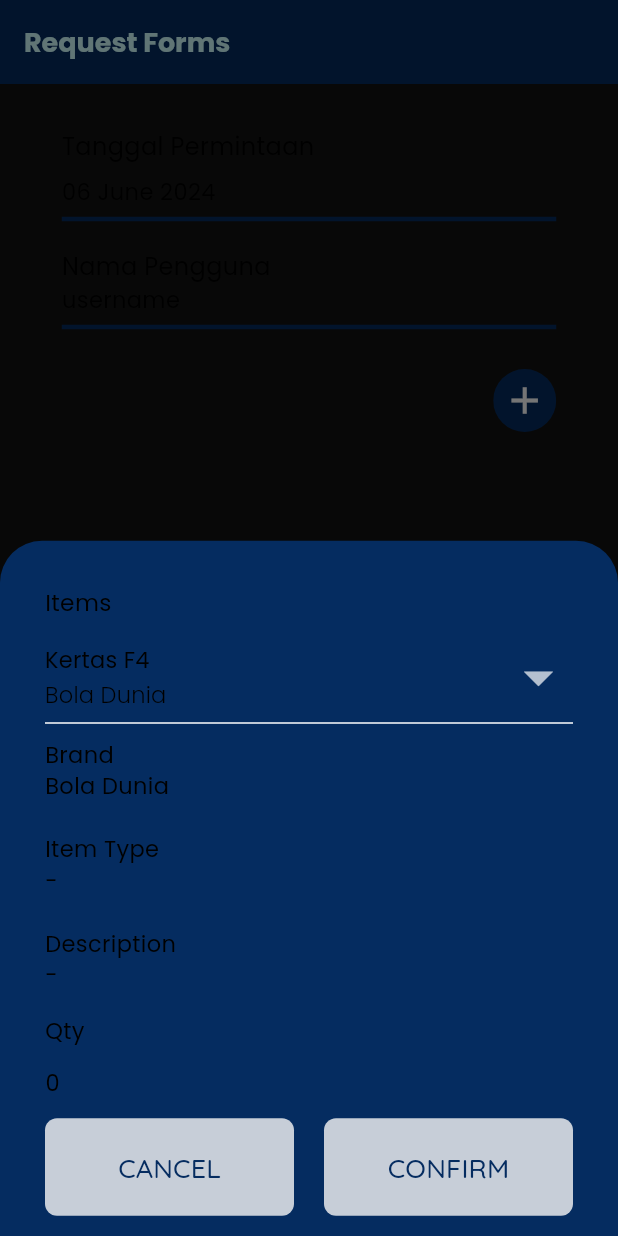
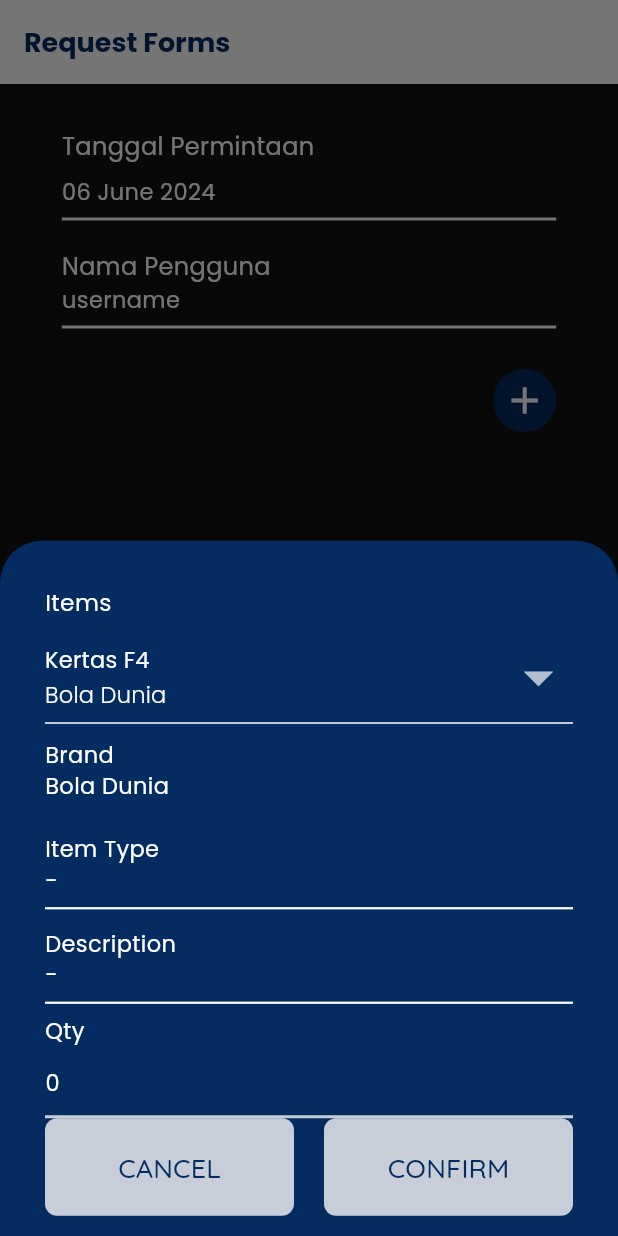
Before and after one commit to WillyCuk/ATK, a Flutter app: the ItemRequest screen opened by its route, after a tap on the "add" icon, on a phone screen of 412 x 824 dp. Run offline on Flutter 3.47's test engine with Material 3 defaults, Android fonts, the phone set to English and light mode, and no system bars; our stand-ins replace flutter_switch, go_router, google_fonts, image_picker.

Commit message:
m12 kamis

```diff
--- a/lib/pages/menu/admin/retrieveitem.dart
+++ b/lib/pages/menu/admin/retrieveitem.dart
@@ -53,7 +53,9 @@ class ItemRetrieveAdmin extends StatelessWidget {
                                               style: GoogleFonts.poppins(
                                                   fontSize: 16)),
                                           const Spacer(),
-                                          Text(acceptOrder[0]["order"]["date"],
+                                          Text(
+                                              acceptOrder[index]["order"]
+                                                  ["date"],
                                               style: GoogleFonts.poppins(
                                                   fontSize: 16)),
                                         ],
--- a/lib/pages/menu/user/itemrequest.dart
+++ b/lib/pages/menu/user/itemrequest.dart
@@ -47,9 +47,8 @@ class _ItemRequestState extends State<ItemRequest> {
               fontSize: 18,
             ),
           ),
-        backgroundColor: AppColor.appBarBackground,
-        foregroundColor: AppColor.appBarForeground,
-      ),
+          backgroundColor: Theme.of(context).appBarTheme.backgroundColor,
+          foregroundColor: Theme.of(context).appBarTheme.foregroundColor),
       body: Padding(
         padding: EdgeInsets.symmetric(
           vertical: 30.0,
@@ -61,7 +60,6 @@ class _ItemRequestState extends State<ItemRequest> {
             Text(
               "Tanggal Permintaan",
               style: GoogleFonts.poppins(
-                color: AppColor.subtitleText,
                 fontWeight: FontWeight.w400,
                 fontSize: 16,
               ),
@@ -70,17 +68,15 @@ class _ItemRequestState extends State<ItemRequest> {
             Text(
               date.format(now),
               style: GoogleFonts.poppins(
-                color: AppColor.subtitleText,
                 fontWeight: FontWeight.w400,
                 fontSize: 15,
               ),
             ),
-            Divider(color: AppColor.blueDivider),
+            const Divider(thickness: 2),
             const SizedBox(height: 12),
             Text(
               "Nama Pengguna",
               style: GoogleFonts.poppins(
-                color: AppColor.subtitleText,
                 fontWeight: FontWeight.w400,
                 fontSize: 16,
               ),
@@ -88,12 +84,11 @@ class _ItemRequestState extends State<ItemRequest> {
             Text(
               user,
               style: GoogleFonts.poppins(
-                color: AppColor.subtitleText,
                 fontWeight: FontWeight.w400,
                 fontSize: 15,
               ),
             ),
-            Divider(color: AppColor.blueDivider),
+            const Divider(thickness: 2),
             const SizedBox(height: 20),
             itemRequest.isNotEmpty
                 ? SizedBox(
@@ -188,10 +183,15 @@ class _ItemRequestState extends State<ItemRequest> {
                             child: Column(
                               crossAxisAlignment: CrossAxisAlignment.start,
                               children: [
+                                StatefulBuilder(builder: (BuildContext context,
+                                    StateSetter setState) {
+                                  return Column(
+                                    crossAxisAlignment:
+                                        CrossAxisAlignment.start,
+                                    children: [
                                       Text(
                                         "Items",
                                         style: GoogleFonts.poppins(
-                                    color: AppColor.subtitleText,
                                           fontWeight: FontWeight.w400,
                                           fontSize: 15.5,
                                         ),
@@ -202,7 +202,9 @@ class _ItemRequestState extends State<ItemRequest> {
                                         decoration: InputDecoration(
                                           border: UnderlineInputBorder(
                                             borderSide: BorderSide(
-                                        color: AppColor.blueDivider,
+                                              color: Theme.of(context)
+                                                  .colorScheme
+                                                  .primaryContainer,
                                             ),
                                           ),
                                         ),
@@ -219,9 +221,10 @@ class _ItemRequestState extends State<ItemRequest> {
                                                   children: [
                                                     Text(
                                                       e[1],
-                                                style: GoogleFonts.poppins(
-                                                  color: AppColor.mainText,
-                                                  fontWeight: FontWeight.w400,
+                                                      style:
+                                                          GoogleFonts.poppins(
+                                                        fontWeight:
+                                                            FontWeight.w400,
                                                         fontSize: 15,
                                                       ),
                                                     ),
@@ -229,9 +232,8 @@ class _ItemRequestState extends State<ItemRequest> {
                                                       children: [
                                                         Text(
                                                           e[2],
-                                                    style: GoogleFonts.poppins(
-                                                      color:
-                                                          AppColor.subtitleText,
+                                                          style: GoogleFonts
+                                                              .poppins(
                                                             fontWeight:
                                                                 FontWeight.w300,
                                                             fontSize: 15,
@@ -239,9 +241,8 @@ class _ItemRequestState extends State<ItemRequest> {
                                                         ),
                                                         Text(
                                                           e[4],
-                                                    style: GoogleFonts.poppins(
-                                                      color:
-                                                          AppColor.subtitleText,
+                                                          style: GoogleFonts
+                                                              .poppins(
                                                             fontWeight:
                                                                 FontWeight.w300,
                                                             fontSize: 15,
@@ -259,16 +260,15 @@ class _ItemRequestState extends State<ItemRequest> {
                                         onChanged: (String? val) {
                                           setState(() {
                                             _selectedVal = val!;
-                                      brand = itemList[int.parse(_selectedVal)]
-                                              [2]
+                                            brand = itemList[
+                                                    int.parse(_selectedVal)][2]
                                                 .toString();
-                                      type = itemList[int.parse(_selectedVal)]
-                                              [3]
+                                            type = itemList[
+                                                    int.parse(_selectedVal)][3]
                                                 .toString();
-                                      desc = itemList[int.parse(_selectedVal)]
-                                              [4]
+                                            desc = itemList[
+                                                    int.parse(_selectedVal)][4]
                                                 .toString();
-                                      debugPrint(_selectedVal);
                                           });
                                         },
                                       ),
@@ -276,7 +276,6 @@ class _ItemRequestState extends State<ItemRequest> {
                                       Text(
                                         "Brand",
                                         style: GoogleFonts.poppins(
-                                    color: AppColor.subtitleText,
                                           fontWeight: FontWeight.w400,
                                           fontSize: 15,
                                         ),
@@ -284,7 +283,6 @@ class _ItemRequestState extends State<ItemRequest> {
                                       Text(
                                         brand.isEmpty ? "-" : brand,
                                         style: GoogleFonts.poppins(
-                                    color: AppColor.subtitleText,
                                           fontWeight: FontWeight.w400,
                                           fontSize: 15,
                                         ),
@@ -297,7 +295,6 @@ class _ItemRequestState extends State<ItemRequest> {
                                       Text(
                                         "Item Type",
                                         style: GoogleFonts.poppins(
-                                    color: AppColor.subtitleText,
                                           fontWeight: FontWeight.w400,
                                           fontSize: 15,
                                         ),
@@ -305,20 +302,15 @@ class _ItemRequestState extends State<ItemRequest> {
                                       Text(
                                         type.isEmpty ? "-" : type,
                                         style: GoogleFonts.poppins(
-                                    color: AppColor.subtitleText,
                                           fontWeight: FontWeight.w400,
                                           fontSize: 15,
                                         ),
                                       ),
-                                Divider(
-                                  thickness: 1.5,
-                                  color: AppColor.blueDivider,
-                                ),
+                                      const Divider(thickness: 1.5),
                                       const SizedBox(height: 5),
                                       Text(
                                         "Description",
                                         style: GoogleFonts.poppins(
-                                    color: AppColor.subtitleText,
                                           fontWeight: FontWeight.w400,
                                           fontSize: 15,
                                         ),
@@ -326,19 +318,14 @@ class _ItemRequestState extends State<ItemRequest> {
                                       Text(
                                         desc.isEmpty ? "-" : desc,
                                         style: GoogleFonts.poppins(
-                                    color: AppColor.subtitleText,
                                           fontWeight: FontWeight.w400,
                                           fontSize: 15,
                                         ),
                                       ),
-                                Divider(
-                                  thickness: 1.5,
-                                  color: AppColor.blueDivider,
-                                ),
+                                      const Divider(thickness: 1.5),
                                       Text(
                                         "Qty",
                                         style: GoogleFonts.poppins(
-                                    color: AppColor.subtitleText,
                                           fontWeight: FontWeight.w400,
                                           fontSize: 15,
                                         ),
@@ -351,25 +338,31 @@ class _ItemRequestState extends State<ItemRequest> {
                                           ),
                                         ],
                                         style: GoogleFonts.poppins(
-                                    color: AppColor.subtitleText,
                                           fontWeight: FontWeight.w400,
                                           fontSize: 15,
                                         ),
                                         decoration: InputDecoration(
                                           enabledBorder: UnderlineInputBorder(
                                             borderSide: BorderSide(
-                                        color: AppColor.blueDivider,
                                               width: 2,
+                                              color: Theme.of(context)
+                                                  .colorScheme
+                                                  .primaryContainer,
                                             ),
                                           ),
                                           focusedBorder: UnderlineInputBorder(
                                             borderSide: BorderSide(
-                                        color: AppColor.blueDivider,
                                               width: 2,
+                                              color: Theme.of(context)
+                                                  .colorScheme
+                                                  .primaryContainer,
                                             ),
                                           ),
                                         ),
                                       ),
+                                    ],
+                                  );
+                                }),
                                 const Spacer(),
                                 Row(
                                   children: [
--- a/lib/providers/userorder.dart
+++ b/lib/providers/userorder.dart
@@ -39,7 +39,7 @@ class UserOrder extends ChangeNotifier {
     {
       "user": "anying",
       "order": {
-        "id": 3,
+        "id": 4,
         "status": "Waiting",
         "date": '23 Juni 2023',
         "items": [
@@ -50,7 +50,7 @@ class UserOrder extends ChangeNotifier {
     {
       "user": "anying",
       "order": {
-        "id": 4,
+        "id": 5,
         "status": "Approved",
         "date": '23 April 2024',
         "items": [
@@ -67,9 +67,12 @@ class UserOrder extends ChangeNotifier {
       {required String user, required List itemRequest, required String date}) {
     _userOrderList.add({
       "user": user,
-      "order": [
-        {"id": id + 1, "status": "Waiting", "date": date, "items": itemRequest}
-      ]
+      "order": {
+        "id": id + 1,
+        "status": "Waiting",
+        "date": date,
+        "items": itemRequest
+      }
     });
     debugPrint(_userOrderList.toString());
     notifyListeners();
--- a/lib/router/router.dart
+++ b/lib/router/router.dart
@@ -27,7 +27,7 @@ import "../pages/user_admin/register.dart";
 
 class MyRouter {
   GoRouter router = GoRouter(
-      initialLocation: "/profile",
+      initialLocation: "/dashboard_user",
       routes: [
         GoRoute(
           path: "/",
```
Also changed, not shown: lib/pages/menu/admin/additem.dart (+3 -4 lines), lib/pages/menu/admin/dashboard.dart (+28 -10 lines), lib/pages/menu/admin/itemrequests.dart (+10 -18 lines), lib/pages/menu/user/dashboard.dart (+5 -7 lines), lib/pages/user_admin/profile.dart (+13 -35 lines), lib/utils/dashboardtile.dart (+7 -8 lines). Lines whose indentation alone changed are shown as unchanged.
